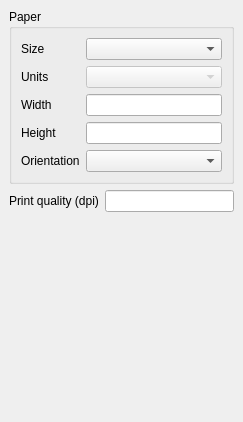
Old version of the form src/ui/qgscompositionwidgetbase.ui in the repository stopa85/Quantum-GIS.
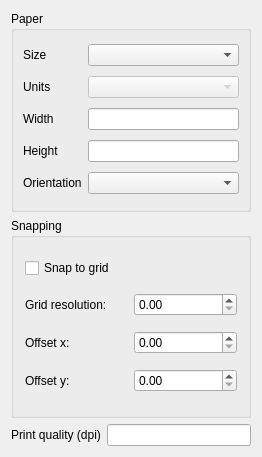
New version of the form.

Commit message: Started implementation of grid snaping mechanism

Diff of the .ui file:
```diff
--- a/src/ui/qgscompositionwidgetbase.ui
+++ b/src/ui/qgscompositionwidgetbase.ui
@@ -5,8 +5,8 @@
    <rect>
     <x>0</x>
     <y>0</y>
-    <width>243</width>
-    <height>422</height>
+    <width>262</width>
+    <height>457</height>
    </rect>
   </property>
   <property name="sizePolicy" >
@@ -19,24 +19,6 @@
    <string>Composition</string>
   </property>
   <layout class="QGridLayout" >
-   <property name="leftMargin" >
-    <number>9</number>
-   </property>
-   <property name="topMargin" >
-    <number>9</number>
-   </property>
-   <property name="rightMargin" >
-    <number>9</number>
-   </property>
-   <property name="bottomMargin" >
-    <number>9</number>
-   </property>
-   <property name="horizontalSpacing" >
-    <number>6</number>
-   </property>
-   <property name="verticalSpacing" >
-    <number>6</number>
-   </property>
    <item row="0" column="0" colspan="2" >
     <widget class="QGroupBox" name="groupBox" >
      <property name="title" >
@@ -189,23 +171,53 @@
      </layout>
     </widget>
    </item>
-   <item row="2" column="0" colspan="2" >
-    <spacer>
-     <property name="orientation" >
-      <enum>Qt::Vertical</enum>
+   <item row="1" column="0" colspan="2" >
+    <widget class="QGroupBox" name="mSnapGroupBox" >
+     <property name="title" >
+      <string>Snapping</string>
      </property>
-     <property name="sizeType" >
-      <enum>QSizePolicy::Expanding</enum>
-     </property>
-     <property name="sizeHint" >
-      <size>
-       <width>223</width>
-       <height>41</height>
-      </size>
-     </property>
-    </spacer>
+     <layout class="QGridLayout" >
+      <item row="0" column="0" >
+       <widget class="QCheckBox" name="mSnapToGridCheckBox" >
+        <property name="text" >
+         <string>Snap to grid</string>
+        </property>
+       </widget>
+      </item>
+      <item row="1" column="0" >
+       <widget class="QLabel" name="mResolutionLabel_2" >
+        <property name="text" >
+         <string>Grid resolution:</string>
+        </property>
+       </widget>
+      </item>
+      <item row="1" column="1" >
+       <widget class="QDoubleSpinBox" name="mResolutionSpinBox" />
+      </item>
+      <item row="2" column="0" >
+       <widget class="QLabel" name="mXOffsetLabel" >
+        <property name="text" >
+         <string>Offset x:</string>
+        </property>
+       </widget>
+      </item>
+      <item row="2" column="1" >
+       <widget class="QDoubleSpinBox" name="mOffsetXSpinBox" />
+      </item>
+      <item row="3" column="0" >
+       <widget class="QLabel" name="mYOffsetLabel" >
+        <property name="text" >
+         <string>Offset y:</string>
+        </property>
+       </widget>
+      </item>
+      <item row="3" column="1" >
+       <widget class="QDoubleSpinBox" name="mOffsetYSpinBox" />
+      </item>
+     </layout>
+    </widget>
    </item>
-   <item row="1" column="0" >
+   <item row="2" column="0" >
     <widget class="QLabel" name="mResolutionLabel" >
      <property name="sizePolicy" >
       <sizepolicy vsizetype="Preferred" hsizetype="Preferred" >
@@ -221,7 +233,7 @@
      </property>
     </widget>
    </item>
-   <item row="1" column="1" >
+   <item row="2" column="1" >
     <widget class="QLineEdit" name="mResolutionLineEdit" />
    </item>
   </layout>
```
The commit also changes 6 other files.
